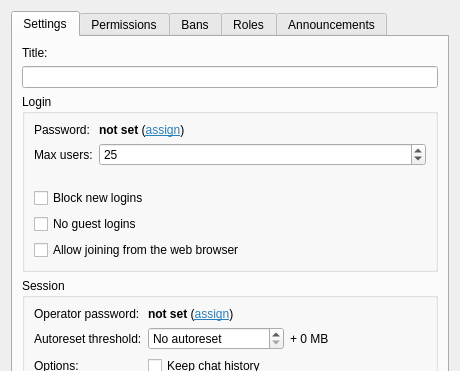
This is src/desktop/ui/sessionsettings.ui in drawpile/Drawpile as Qt 5 draws it before an edit; both pictures show x 0 to 460 and y 0 to 371 of the 460 by 580 pixel window. The edited form follows.
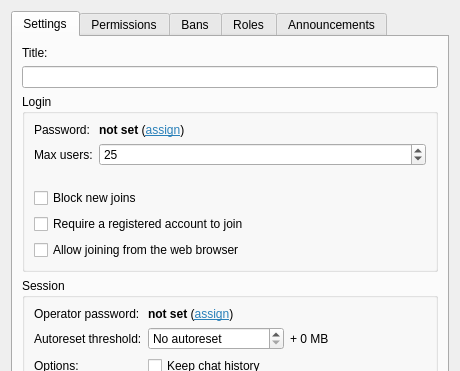
This is the edited form. Icons and pictures are not drawn. Custom widgets are drawn as their Qt base class.

Commit message:
Reword session settings about logins
To call them joins instead, since that's what we do everywhere else.

What changed in the file:
```diff
--- a/src/desktop/ui/sessionsettings.ui
+++ b/src/desktop/ui/sessionsettings.ui
@@ -230,14 +230,14 @@
           <item row="3" column="0" colspan="2">
            <widget class="QCheckBox" name="denyJoins">
             <property name="text">
-             <string>Block new logins</string>
+             <string>Block new joins</string>
             </property>
            </widget>
           </item>
           <item row="4" column="0" colspan="2">
            <widget class="QCheckBox" name="authOnly">
             <property name="text">
-             <string>No guest logins</string>
+             <string>Require a registered account to join</string>
             </property>
            </widget>
           </item>
```
